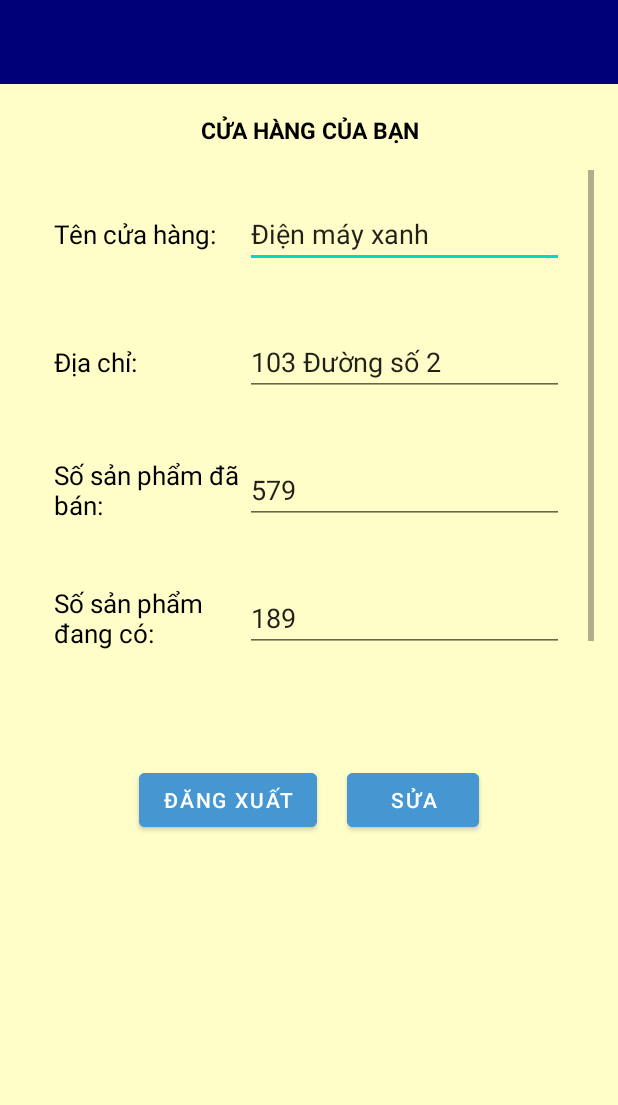
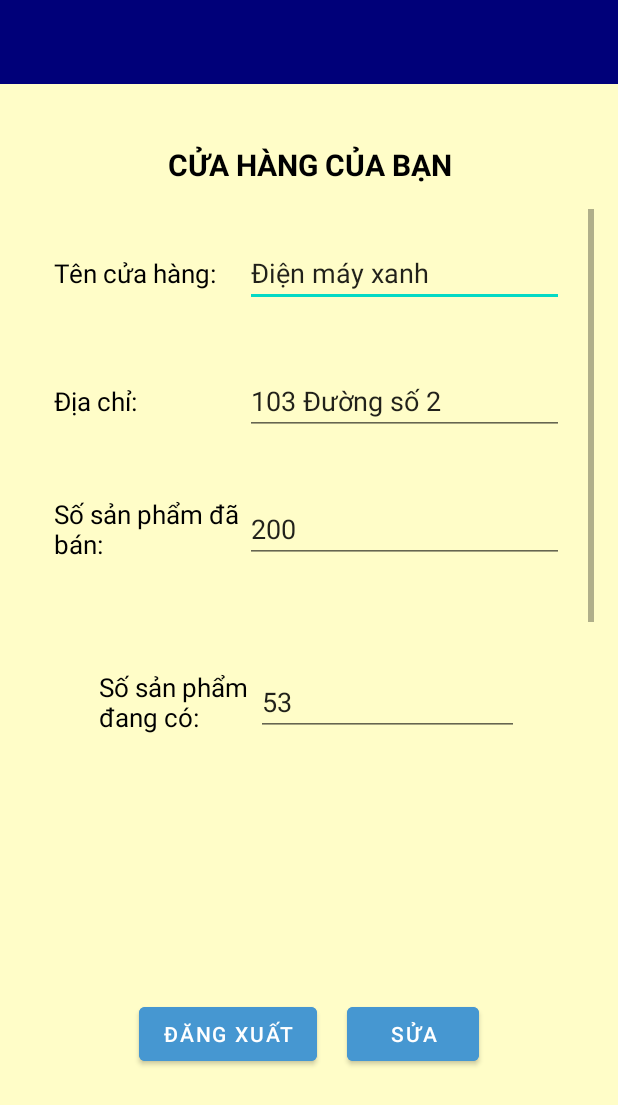
Before and after one commit to ThanhTung131020/ChuyenDeDiDong2, an Android app: the ThongTinCuaHangActivity screen opened directly, with no data from a screen before it, on a phone screen of 412 x 824 dp. Shown: the top 1105 px of the screen. Run offline under Robolectric (Android 15) with nearby library versions, the phone set to English and light mode, and no system bars.

Commit message:
lehieu_Sua tt cua hang

```diff
--- a/app/src/main/java/com/example/chuyendedidong2/Activity_Gio_hang.java
+++ b/app/src/main/java/com/example/chuyendedidong2/Activity_Gio_hang.java
@@ -71,7 +71,7 @@ public class Activity_Gio_hang extends AppCompatActivity {
             tong += list.get(i).getPrice();
         }
         DecimalFormat decimalFormat = new DecimalFormat("###,###,###");
-        tv_tongTien.setText("Tổng tiền: " + decimalFormat.format(tong) + "vnđ");
+        tv_tongTien.setText("Tổng tiền: " + decimalFormat.format(tong) + " vnđ");
     }
 
 
--- a/app/src/main/java/com/example/chuyendedidong2/Activity_ThongTin_DonHang.java
+++ b/app/src/main/java/com/example/chuyendedidong2/Activity_ThongTin_DonHang.java
@@ -12,7 +12,8 @@ import com.example.chuyendedidong2.Model.ProductModel;
 import java.util.ArrayList;
 import java.util.List;
 
-public class Activity_ThongTin_DonHang extends AppCompatActivity {
+public class Activity_ThongTin_DonHang extends AppCompatActivity
+{
     private static List<ProductModel> list = new ArrayList<>();
     private ProductModel productModel = new ProductModel();
     private RecyclerView rcv_TTDH;
--- a/app/src/main/java/com/example/chuyendedidong2/Adapter/DonHangCuaHangAdapter.java
+++ b/app/src/main/java/com/example/chuyendedidong2/Adapter/DonHangCuaHangAdapter.java
@@ -25,7 +25,8 @@ public class DonHangCuaHangAdapter extends RecyclerView.Adapter<DonHangCuaHangAd
     Context context;
     ArrayList<DonHangCuaHang> list;
 
-    public DonHangCuaHangAdapter(Context context, ArrayList<DonHangCuaHang> list) {
+    public DonHangCuaHangAdapter(Context context, ArrayList<DonHangCuaHang> list)
+    {
         this.context = context;
         this.list = list;
     }
--- a/app/src/main/java/com/example/chuyendedidong2/Adapter/ImageSliderAdapter.java
+++ b/app/src/main/java/com/example/chuyendedidong2/Adapter/ImageSliderAdapter.java
@@ -20,7 +20,8 @@ public class ImageSliderAdapter extends RecyclerView.Adapter<ImageSliderAdapter.
     Context context;
     ArrayList<ImageSlider> list;
 
-    public ImageSliderAdapter(Context context, ArrayList<ImageSlider> list) {
+    public ImageSliderAdapter(Context context, ArrayList<ImageSlider> list)
+    {
         this.context = context;
         this.list = list;
     }
--- a/app/src/main/java/com/example/chuyendedidong2/Adapter/ProductsAdapter.java
+++ b/app/src/main/java/com/example/chuyendedidong2/Adapter/ProductsAdapter.java
@@ -37,7 +37,8 @@ public class ProductsAdapter extends RecyclerView.Adapter<ProductsAdapter.ViewHo
     private SortedList<ProductModel> pro;
     private SortedListAdapterCallback<ProductModel> pro2;
 
-    public ProductsAdapter(Context context, ArrayList<ProductModel> list) {
+    public ProductsAdapter(Context context, ArrayList<ProductModel> list)
+    {
         this.context = context;
         this.list = list;
         this.listOld = list;
--- a/app/src/main/java/com/example/chuyendedidong2/DiaLogLoanding.java
+++ b/app/src/main/java/com/example/chuyendedidong2/DiaLogLoanding.java
@@ -18,7 +18,8 @@ public class DiaLogLoanding extends AppCompatActivity {
     public DiaLogLoanding(Context context) {
         this.context = context;
     }
-    public void ShowDiaLog(String title){
+    public void ShowDiaLog(String title)
+    {
         dialog = new Dialog(context);
         dialog.setContentView(R.layout.activity_dia_log_loanding);
         dialog.getWindow().setBackgroundDrawable(new ColorDrawable(Color.TRANSPARENT));
--- a/app/src/main/java/com/example/chuyendedidong2/HomePageCuaHangActivity.java
+++ b/app/src/main/java/com/example/chuyendedidong2/HomePageCuaHangActivity.java
@@ -22,7 +22,8 @@ public class HomePageCuaHangActivity extends AppCompatActivity {
     BottomNavigationView bot_cuahang;
 
     @Override
-    protected void onCreate(Bundle savedInstanceState) {
+    protected void onCreate(Bundle savedInstanceState)
+    {
         super.onCreate(savedInstanceState);
         setContentView(R.layout.activity_trang_chu_cua_hang);
         setControl();
--- a/app/src/main/java/com/example/chuyendedidong2/ProductsLoginActivity.java
+++ b/app/src/main/java/com/example/chuyendedidong2/ProductsLoginActivity.java
@@ -36,7 +36,8 @@ public class ProductsLoginActivity extends AppCompatActivity {
 
 
     @Override
-    protected void onCreate(Bundle savedInstanceState) {
+    protected void onCreate(Bundle savedInstanceState)
+    {
         super.onCreate(savedInstanceState);
         setContentView(R.layout.activity_products_login);
 
--- a/app/src/main/java/com/example/chuyendedidong2/ThongTinCuaHangActivity.java
+++ b/app/src/main/java/com/example/chuyendedidong2/ThongTinCuaHangActivity.java
@@ -10,6 +10,6 @@ public class ThongTinCuaHangActivity extends AppCompatActivity {
     protected void onCreate(Bundle savedInstanceState) {
         super.onCreate(savedInstanceState);
         setContentView(R.layout.activity_thong_tin_cua_hang);
-        //getSupportActionBar().setTitle("cua hang cua ban");
+        //getSupportActionBar().setTitle("Cửa hàng của bạn");
     }
 }
--- a/app/src/main/java/com/example/chuyendedidong2/ThongTinShipperActivity.java
+++ b/app/src/main/java/com/example/chuyendedidong2/ThongTinShipperActivity.java
@@ -10,5 +10,6 @@ public class ThongTinShipperActivity extends AppCompatActivity {
     protected void onCreate(Bundle savedInstanceState) {
         super.onCreate(savedInstanceState);
         setContentView(R.layout.activity_thong_tin_shipper);
+        //getSupportActionBar().setTitle("Thông tin của bạn");
     }
 }
--- a/app/src/main/res/layout/activity_thong_tin_cua_hang.xml
+++ b/app/src/main/res/layout/activity_thong_tin_cua_hang.xml
@@ -17,9 +17,9 @@
             android:layout_height="wrap_content"
             android:text="CỬA HÀNG CỦA BẠN"
             android:gravity="center"
-            android:textSize="15sp"
+            android:textSize="20sp"
             android:textColor="@color/black"
-            android:layout_marginTop="20dp"
+            android:layout_marginTop="40dp"
             android:textStyle="bold"
             />
 
@@ -57,7 +57,7 @@
                     android:layout_width="0dp"
                     android:layout_height="wrap_content"
                     android:layout_weight="5"
-                    android:text="Điện máy xanh" />
+                    android:text="Điện máy xanh " />
             </LinearLayout>
 
             <LinearLayout
@@ -103,13 +103,13 @@
                     android:layout_width="0dp"
                     android:layout_height="wrap_content"
                     android:layout_weight="5"
-                    android:text="579" />
+                    android:text="200" />
             </LinearLayout>
 
             <LinearLayout
                 android:layout_width="match_parent"
                 android:layout_height="wrap_content"
-                android:layout_margin="20dp"
+                android:layout_margin="50dp"
                 android:orientation="horizontal">
 
                 <TextView
@@ -126,7 +126,7 @@
                     android:layout_width="0dp"
                     android:layout_height="wrap_content"
                     android:layout_weight="5"
-                    android:text="189" />
+                    android:text="53" />
             </LinearLayout>
 
             <LinearLayout
@@ -156,7 +156,7 @@
         <LinearLayout
             android:layout_width="match_parent"
             android:layout_height="wrap_content"
-            android:layout_marginTop="20dp"
+            android:layout_marginTop="150dp"
             android:gravity="center"
             android:orientation="horizontal">
 
--- a/app/src/main/res/layout/activity_thong_tin_don_hang.xml
+++ b/app/src/main/res/layout/activity_thong_tin_don_hang.xml
@@ -23,10 +23,10 @@
             android:layout_height="40dp"/>
         <TextView
             android:textColor="@color/white"
-            android:textSize="17sp"
-            android:paddingTop="10dp"
+            android:textSize="22sp"
+            android:paddingTop="20dp"
             android:textAlignment="center"
-            android:text="đơn hàng đang chờ xác nhận!"
+            android:text="Đơn hàng đang chờ xác nhận!"
             android:layout_width="match_parent"
             android:layout_height="match_parent"/>
     </LinearLayout>
--- a/app/src/main/res/layout/fragment_profile.xml
+++ b/app/src/main/res/layout/fragment_profile.xml
@@ -14,8 +14,7 @@
         android:textSize="20sp"
         android:textColor="@color/black"
         android:layout_marginTop="50dp"
-        android:textStyle="bold"
-        />
+        android:textStyle="bold"/>
     <LinearLayout
         android:layout_margin="10dp"
         android:layout_width="match_parent"
--- a/app/src/main/res/layout/fragment_san_pham_cua_hang.xml
+++ b/app/src/main/res/layout/fragment_san_pham_cua_hang.xml
@@ -14,6 +14,7 @@
         android:textColor="@color/black"
         android:layout_width="wrap_content"
         android:layout_height="wrap_content"
+        android:textStyle="bold"
         android:text="Tất Cả Sản Phẩm" />
     <androidx.recyclerview.widget.RecyclerView
         android:layout_weight="5"
--- a/app/src/main/res/layout/fragment_thong_tin_shipper.xml
+++ b/app/src/main/res/layout/fragment_thong_tin_shipper.xml
@@ -162,7 +162,7 @@
                     android:layout_height="wrap_content"
                     android:layout_margin="10dp"
                     android:backgroundTint="@color/btn_blue"
-                    android:text="Đăng xuất" />
+                    android:text="Đăng xuất"/>
 
                 <Button
                     android:id="@+id/btnSua_store"
@@ -170,7 +170,7 @@
                     android:layout_height="wrap_content"
                     android:layout_margin="10dp"
                     android:backgroundTint="@color/btn_blue"
-                    android:text="Sửa" />
+                    android:text="Sửa"/>
             </LinearLayout>
         </LinearLayout>
     </ScrollView>
--- a/app/src/main/res/layout/fragment_thontincuahang.xml
+++ b/app/src/main/res/layout/fragment_thontincuahang.xml
@@ -18,7 +18,7 @@
         android:gravity="center"
         android:textSize="20sp"
         android:textColor="@color/black"
-        android:layout_marginTop="20dp"
+        android:layout_marginTop="40dp"
         android:textStyle="bold"
         />
 
@@ -34,6 +34,7 @@
         <LinearLayout
             android:layout_width="match_parent"
             android:layout_height="wrap_content"
+            android:paddingBottom="20dp"
             android:orientation="vertical">
 
             <LinearLayout
@@ -155,7 +156,7 @@
     <LinearLayout
         android:layout_width="match_parent"
         android:layout_height="wrap_content"
-        android:layout_marginTop="20dp"
+        android:layout_marginTop="100dp"
         android:gravity="center"
         android:orientation="horizontal">
 
--- a/app/src/main/res/layout/fragment_trang_chu_cua_hang.xml
+++ b/app/src/main/res/layout/fragment_trang_chu_cua_hang.xml
@@ -8,5 +8,6 @@
     <androidx.recyclerview.widget.RecyclerView
         android:layout_width="match_parent"
         android:layout_height="match_parent"
-        android:id="@+id/rv_donhang_cuahang"/>
+        android:id="@+id/rv_donhang_cuahang"
+        />
 </LinearLayout>
--- a/app/src/main/res/layout/item_product_layout.xml
+++ b/app/src/main/res/layout/item_product_layout.xml
@@ -5,7 +5,7 @@
     android:layout_height="150dp"
     xmlns:app="http://schemas.android.com/apk/res-auto"
     app:cardCornerRadius="20dp"
-    android:padding="5dp"
+    android:padding="7dp"
     android:background="@color/white"
     android:layout_margin="10dp">
 
@@ -73,7 +73,7 @@
                 android:paddingBottom="5dp"
                 android:text="3.000.000vnd"
                 android:textColor="@color/black"
-                android:textStyle="bold" />
+                android:textStyle="bold"/>
         </LinearLayout>
     </LinearLayout>
 </androidx.cardview.widget.CardView>
```
